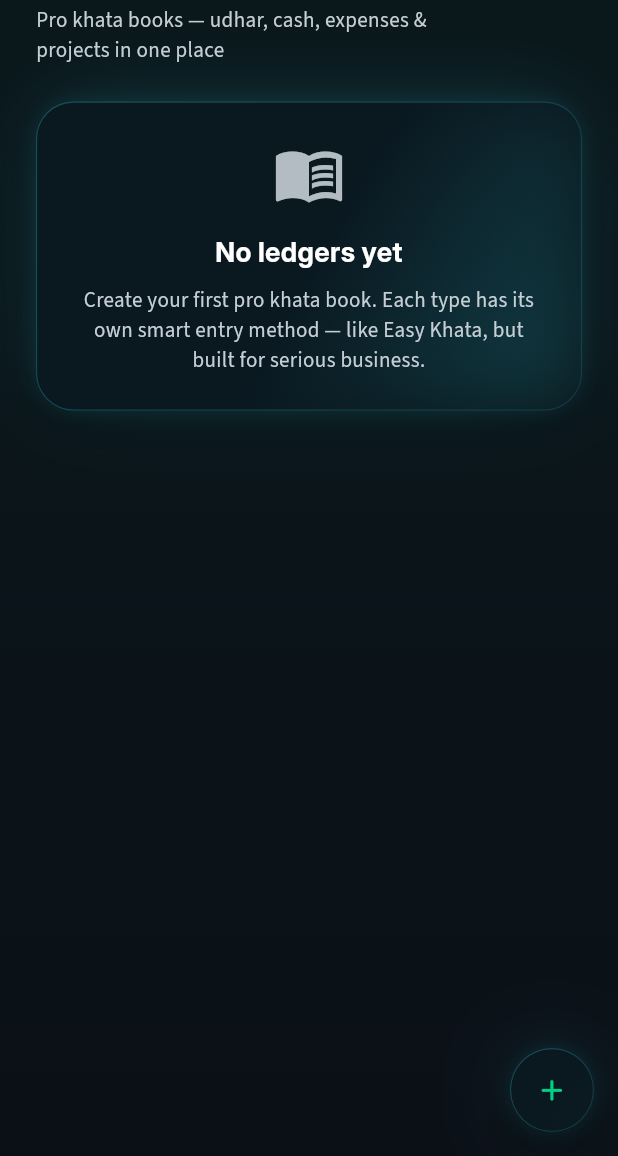
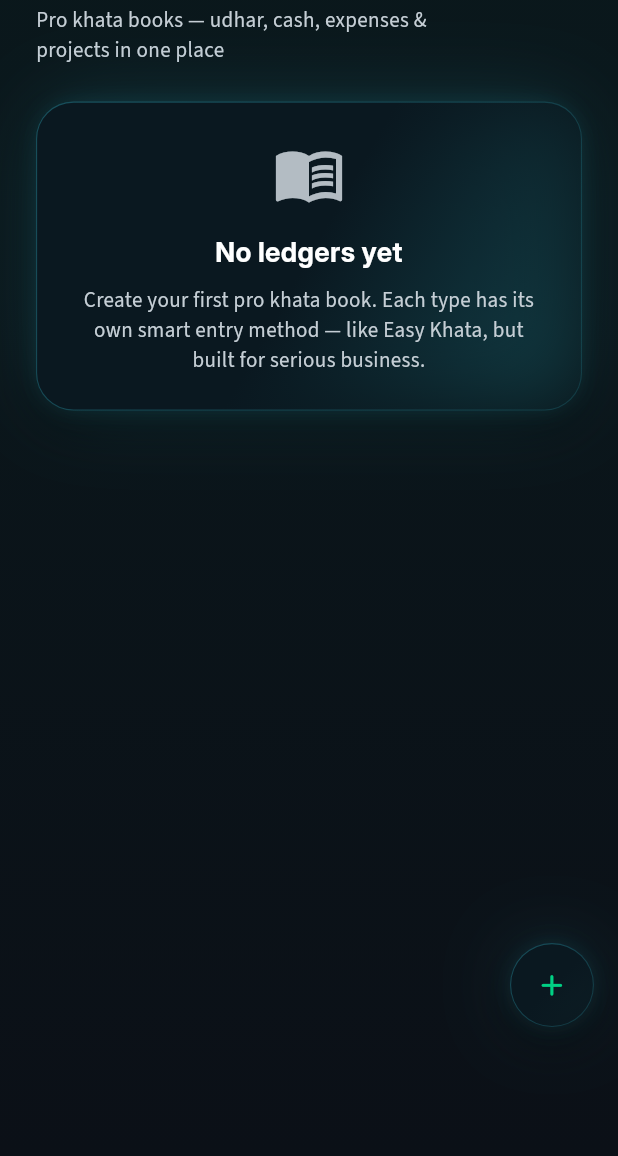
Before and after one commit to UK-Dev786/ledgfy, a Flutter app: the LedgerScreen screen opened directly, on a phone screen of 412 x 824 dp, the part 80-1236 px from its top. Run offline on Flutter 3.47's test engine with Material 3 defaults, Android fonts, the phone set to English and light mode, and no system bars; drawn by our look-alikes of bounce; our stand-ins replace cloud_firestore, connectivity_plus, firebase_auth, firebase_core, flutter_riverpod, go_router and 7 more; accounts and stored records are empty.

Commit message:
add supabase for the profile picture. fixed the home and ledger ui.

```diff
--- a/lib/features/ledger/list/ledger_screen.dart
+++ b/lib/features/ledger/list/ledger_screen.dart
@@ -46,11 +46,9 @@
     CreateLedgerSheet.show(
       context,
       onSubmit: (title, type, description) {
-        ref.read(ledgerControllerProvider).createLedger(
-              title: title,
-              description: description,
-              type: type,
-            );
+        ref
+            .read(ledgerControllerProvider)
+            .createLedger(title: title, description: description, type: type);
       },
     );
   }
@@ -60,7 +58,9 @@
       context,
       ledger: ledger,
       onSubmit: (title, _, description) {
-        ref.read(ledgerControllerProvider).updateLedger(
+        ref
+            .read(ledgerControllerProvider)
+            .updateLedger(
               ledgerId: ledger.id,
               title: title,
               description: description,
@@ -82,8 +82,12 @@
     return ThemedGradientBackground(
       child: Scaffold(
         backgroundColor: Colors.transparent,
-        floatingActionButton:
-            isStaff ? null : LedgerFab(onTap: _openCreateLedgerSheet),
+        floatingActionButton: isStaff
+            ? null
+            : Padding(
+                padding: const EdgeInsets.only(bottom: 70.0),
+                child: LedgerFab(onTap: _openCreateLedgerSheet),
+              ),
         floatingActionButtonLocation: FloatingActionButtonLocation.endFloat,
         body: SafeArea(
           child: ledgersAsync.when(
@@ -147,8 +151,9 @@
                           : LedgerListView(
                               ledgers: filtered,
                               onLedgerTap: _openLedgerDetail,
-                              onLedgerEdit:
-                                  isStaff ? null : _openEditLedgerSheet,
+                              onLedgerEdit: isStaff
+                                  ? null
+                                  : _openEditLedgerSheet,
                               onLedgerDelete: isStaff ? null : _deleteLedger,
                             )
                     else
```
Also changed, not shown: lib/data/datasources/remote/avatar_remote_datasource.dart (added, +38 -0 lines), lib/features/home/home_screen.dart (+6 -9 lines).
